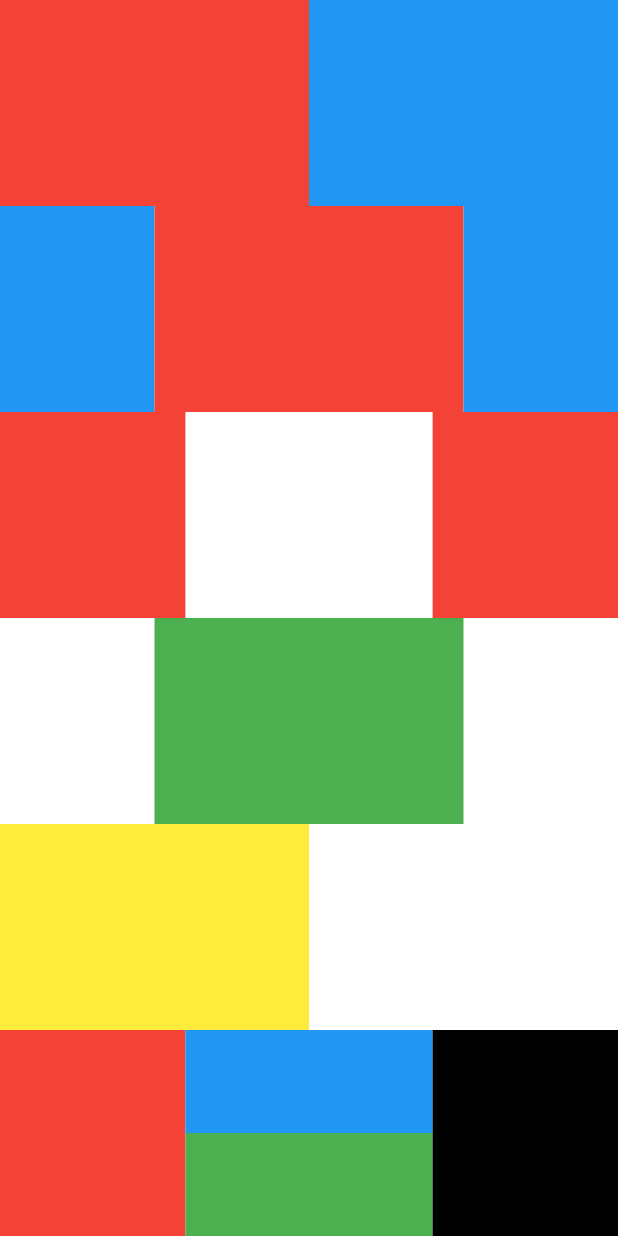
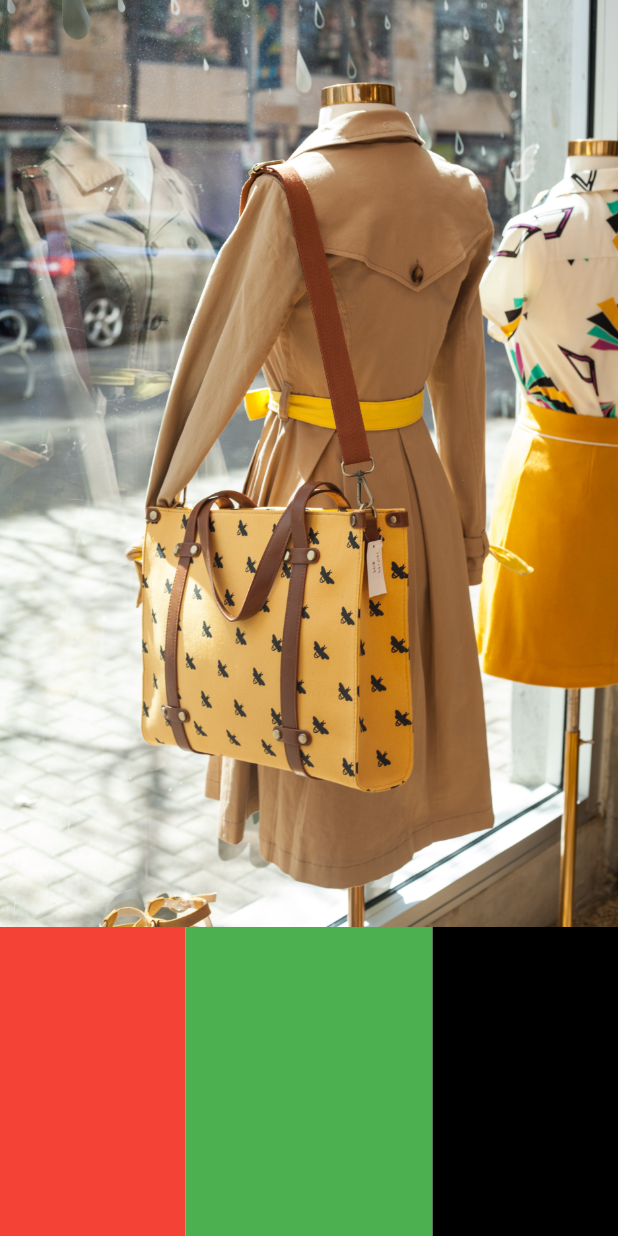
Before and after one commit to Thr93Satar/hiring_academy, a Flutter app: the screen it shows after launch, on a phone screen of 412 x 824 dp. Run offline on Flutter 3.47's test engine with Material 2 defaults, Android fonts, the phone set to English and light mode, and no system bars.

Commit message:
Organizing Shapes V2

```diff
--- a/lib/main.dart
+++ b/lib/main.dart
@@ -1,3 +1,4 @@
+// import 'package:flutter/cupertino.dart';
 import 'package:flutter/material.dart';
 
 void main() {
@@ -10,118 +11,14 @@
   @override
   Widget build(BuildContext context) {
     return MaterialApp(
-      home: SafeArea(
-        child: Scaffold(
-          body: Container(
-            color: Colors.white,
-            child: Column(
+      home: Scaffold(
+        body: Column(
           children: [
             Expanded(
-                  child: Row( //row 1
+              child: Stack (
+              children:  [
+               Row(
             children: [
-                      Expanded(
-                        child: Container(
-                        decoration: const BoxDecoration(
-                          color: Colors.red,
-                        ),),
-                      ),
-                      Expanded(child: Container(
-                        decoration: const BoxDecoration(
-                          color: Colors.blue,
-                        ),
-                      ),)
-                    ]
-                  ),
-                ),
-                Expanded(
-                  child: Row( //row 2
-                      children: [
-                        Expanded(
-                          flex: 2,
-                          child: Container(
-                            decoration: const BoxDecoration(
-                              color: Colors.blue,
-                            ),),
-                        ),
-                        Expanded(
-                          flex: 4,
-                          child: Container(
-                            decoration: const BoxDecoration(
-                              color: Colors.red,
-                            ),
-                          ),
-                        ),
-                        Expanded(
-                          flex: 2,
-                          child: Container(
-                            decoration: const BoxDecoration(
-                              color: Colors.blue,
-                            ),
-                          ),
-                        ),
-                      ]
-                  ),
-                ),
-                Expanded(
-                  child: Row ( //row 3
-                      children: [
-                        Expanded(
-                          flex: 3000,
-                          child: Container(
-                            decoration: const BoxDecoration(
-                              color: Colors.red,
-                            ),),
-                        ),
-                        const Spacer(
-                          flex: 4000,
-                        ),
-                        Expanded(
-                          flex: 3000,
-                          child: Container(
-                            decoration: const BoxDecoration(
-                              color: Colors.red,
-                            ),
-                          ),
-                        ),
-                      ]
-                  ),
-                ),
-                Expanded(
-                  child: Row ( //row 4.1
-                    mainAxisAlignment: MainAxisAlignment.spaceEvenly,
-                      children: [
-                        const Spacer(flex: 2500,),
-                        Expanded(
-                          flex: 5000,
-                          child: Container(
-                            decoration: const BoxDecoration(
-                              color: Colors.green,
-                            ),
-                          ),
-                        ),
-                        const Spacer(flex: 2500,),
-                      ]
-                  ),
-                ),
-                Expanded(
-                  child: Row (//row 5
-                      children: [
-                        Expanded(
-                          flex: 5,
-                          child: Container(
-                            decoration: const BoxDecoration(
-                              color: Colors.yellow,
-                            ),
-                          ),
-                        ),
-                        const Expanded(
-                          flex: 5,
-                          child: SizedBox(
-                          ),
-                        ),
-                      ]
-                  ),
-                ),
               Expanded(
                 child: Row ( //row 6
                     children: [
@@ -180,11 +77,109 @@
                     ]
                 ),
               )
+            ],
+          ),
+
+
+          //       Column(
+          //         children: [
+          //       Expanded(
+          //         child: Column(
+          //           children: [
+          //             Expanded(
+          //             child: Row ( // ------------------------- Pricing and Like
+          //                 children: [
+          //                   Expanded(
+          //                     flex: 3,
+          //                     child: Container(
+          //                       decoration: const BoxDecoration(
+          //                         color: Colors.red,
+          //                       ),
+          //                     ),
+          //                   ),
+          //                   Expanded(
+          //                       flex: 4,
+          //                       child: Column(
+          //                         children: [
+          //                           Expanded(
+          //                             child: Row(
+          //                               crossAxisAlignment: CrossAxisAlignment.start,
+          //                               children: [
+          //                                 Expanded(
+          //                                   flex: 4,
+          //                                   child: Container(
+          //                                     decoration: const BoxDecoration(
+          //                                       color: Colors.blue,
+          //                                     ),
+          //                                   ),
+          //                                 )
+          //                               ],
+          //                             ),
+          //                           ),
+          //                           Expanded(
+          //                             child: Row (
+          //                               children: [
+          //                                 Expanded(
+          //                                   flex: 4,
+          //                                   child: Container(
+          //                                     decoration: const BoxDecoration(
+          //                                       color: Colors.green,
+          //                                     ),
+          //                                   ),
+          //                                 )
+          //                               ],
+          //                             ),
+          //                           )
+          //                         ],
+          //
+          //                       )),
+          //                   Expanded(
+          //                     flex: 3,
+          //                     child: Container(
+          //                       decoration: const BoxDecoration(
+          //                         color: Colors.black,
+          //                       ),
+          //                     ),
+          //                   ),
+          //                 ]
+          //             ),
+          //           ),
+          //             Expanded(
+          //               child: Row (
+          //                 mainAxisAlignment: MainAxisAlignment.center,
+          //                 children: [
+          //                   Container(
+          //                     width: 300,
+          //                     child: const Text (
+          //                         'Montreal-Based foundry, Pangram, has been a disrupter in the typogtaphy world since 2016',
+          //                       textAlign: TextAlign.start,
+          //                       style: TextStyle(
+          //                         fontSize: 18,
+          //                       color: Colors.black54,
+          //                     ),
+          //                      ),
+          //                   ),
+          //                 ],
+          //               ),
+          //             )
+          //
+          //          ]
+          //         ),
+          //       )
+          //     ],
+          // ),
+                Image.asset(
+                  'assets/pexels-timothy-paule-ii-2002717.jpg',
+                  scale: 9,
+                ),
           ]
                 ),
             ),
+          ]
         ),
       ),
     );
+
+
   }
 }
--- a/pubspec.yaml
+++ b/pubspec.yaml
@@ -58,9 +58,8 @@
   uses-material-design: true
 
   # To add assets to your application, add an assets section, like this:
-  # assets:
-  #   - images/a_dot_burr.jpeg
-  #   - images/a_dot_ham.jpeg
+  assets:
+    - assets/
 
   # An image asset can refer to one or more resolution-specific "variants", see
   # https://flutter.dev/assets-and-images/#resolution-aware.
```
Also changed, not shown: assets/988021.jpg (added), assets/pexels-timothy-paule-ii-2002717.jpg (added). Lines whose indentation alone changed are shown as unchanged.
